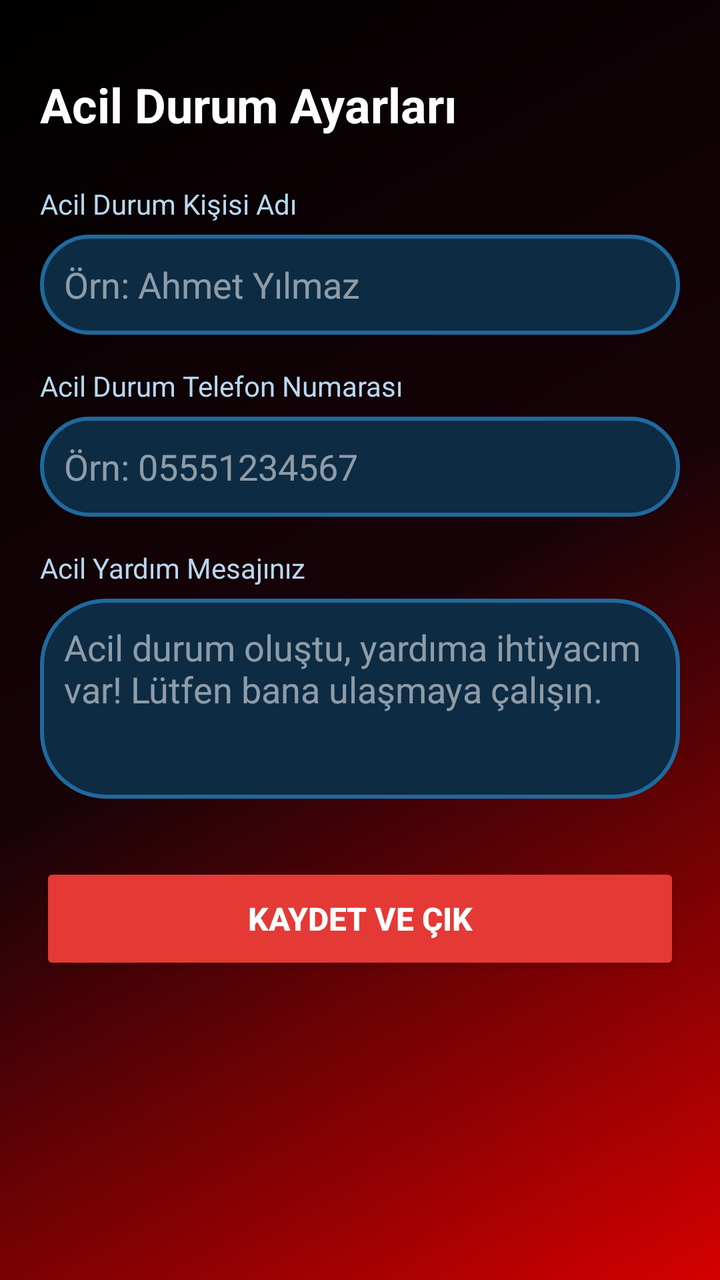
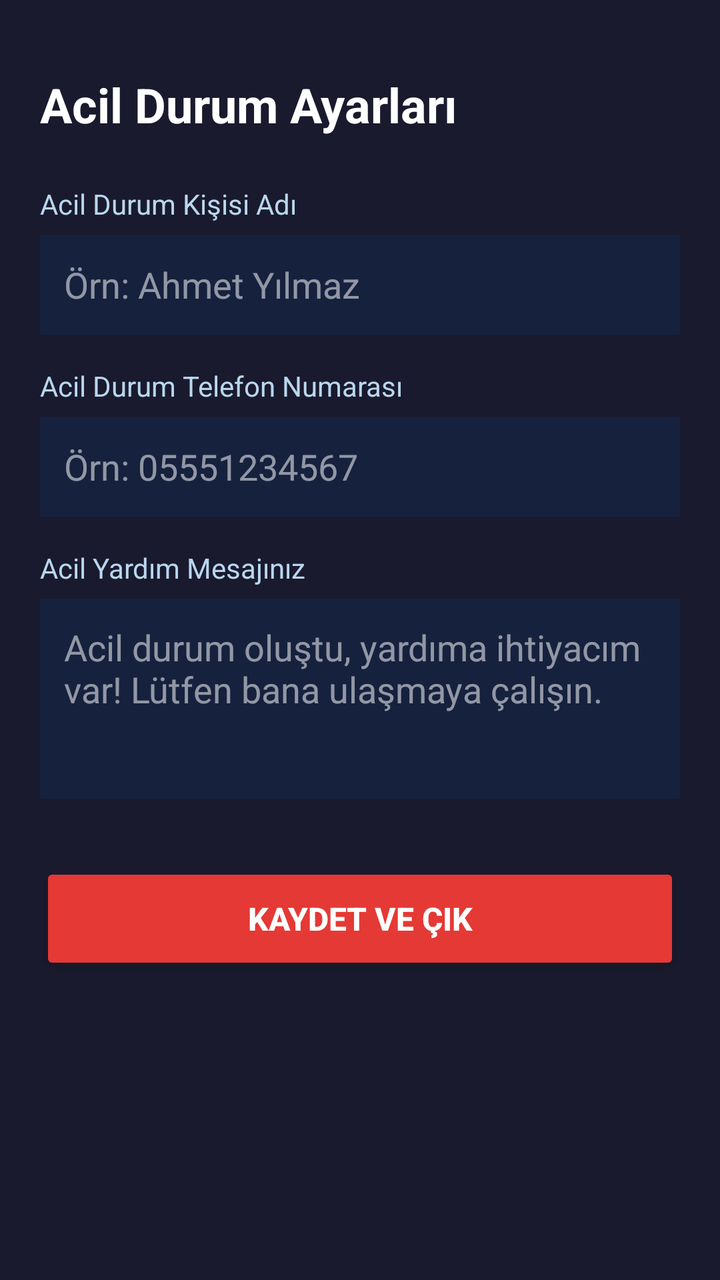

Screens rendered from an Android XML layout before and after an edit, with the pre-edit source and the edit as a unified diff.
<!-- AndroidManifest.xml: application theme Theme.AppCompat.Light.NoActionBar -->
<!-- res/layout/activity_settings.xml -->
<?xml version="1.0" encoding="utf-8"?>
<ScrollView xmlns:android="http://schemas.android.com/apk/res/android"
    xmlns:app="http://schemas.android.com/apk/res-auto"
    android:layout_width="match_parent"
    android:layout_height="match_parent"
    android:background="@drawable/bg_emergency"
    android:fillViewport="true">

    <LinearLayout
        android:layout_width="match_parent"
        android:layout_height="wrap_content"
        android:orientation="vertical"
        android:padding="20dp">

        <TextView
            android:layout_width="wrap_content"
            android:layout_height="wrap_content"
            android:layout_marginTop="16dp"
            android:text="Acil Durum Ayarları"
            android:textColor="#FFFFFF"
            android:textSize="24sp"
            android:textStyle="bold" />

        
        <TextView
            android:layout_width="wrap_content"
            android:layout_height="wrap_content"
            android:layout_marginTop="24dp"
            android:text="Acil Durum Kişisi Adı"
            android:textColor="#B9D7EF"
            android:textSize="14sp" />

        <EditText
            android:id="@+id/etContactName"
            android:layout_width="match_parent"
            android:layout_height="50dp"
            android:layout_marginTop="6dp"
            android:background="@drawable/prompt_background"
            android:hint="Örn: Ahmet Yılmaz"
            android:inputType="textPersonName"
            android:padding="12dp"
            android:textColor="#FFFFFF"
            android:textColorHint="#88FFFFFF" />

        
        <TextView
            android:layout_width="wrap_content"
            android:layout_height="wrap_content"
            android:layout_marginTop="16dp"
            android:text="Acil Durum Telefon Numarası"
            android:textColor="#B9D7EF"
            android:textSize="14sp" />

        <EditText
            android:id="@+id/etContactPhone"
            android:layout_width="match_parent"
            android:layout_height="50dp"
            android:layout_marginTop="6dp"
            android:background="@drawable/prompt_background"
            android:hint="Örn: 05551234567"
            android:inputType="phone"
            android:padding="12dp"
            android:textColor="#FFFFFF"
            android:textColorHint="#88FFFFFF" />

        
        <TextView
            android:layout_width="wrap_content"
            android:layout_height="wrap_content"
            android:layout_marginTop="16dp"
            android:text="Acil Yardım Mesajınız"
            android:textColor="#B9D7EF"
            android:textSize="14sp" />

        <EditText
            android:id="@+id/etEmergencyMessage"
            android:layout_width="match_parent"
            android:layout_height="100dp"
            android:layout_marginTop="6dp"
            android:background="@drawable/prompt_background"
            android:gravity="top|start"
            android:hint="Acil durum oluştu, yardıma ihtiyacım var! Lütfen bana ulaşmaya çalışın."
            android:inputType="textMultiLine"
            android:padding="12dp"
            android:textColor="#FFFFFF"
            android:textColorHint="#88FFFFFF" />

        
        <Button
            android:id="@+id/btnSave"
            android:layout_width="match_parent"
            android:layout_height="56dp"
            android:layout_marginTop="32dp"
            android:backgroundTint="#E53935"
            android:text="KAYDET VE ÇIK"
            android:textColor="#FFFFFF"
            android:textSize="16sp"
            android:textStyle="bold"
            app:cornerRadius="12dp" />

    </LinearLayout>
</ScrollView>
<!-- resources referenced by this layout -->
<resources>
  <!-- drawable bg_emergency (drawable) -->
  <?xml version="1.0" encoding="utf-8"?>
  <shape xmlns:android="http://schemas.android.com/apk/res/android">
  
      <gradient
          android:type="linear"
          android:angle="315"
          android:startColor="#000000"
          android:centerColor="#180308"
          android:endColor="#D50000" />
  
  </shape>
  <!-- drawable prompt_background (drawable) -->
  <?xml version="1.0" encoding="utf-8"?>
  <shape xmlns:android="http://schemas.android.com/apk/res/android">
  
      <solid android:color="#0D2B43" />
  
      <corners android:radius="32dp" />
  
      <stroke
          android:width="2dp"
          android:color="#1E6A9E" />
  
  </shape>
</resources>

<!-- the commit's change to res/layout/activity_settings.xml (unified diff, before → after) -->
@@ -3,7 +3,7 @@
     xmlns:app="http://schemas.android.com/apk/res-auto"
     android:layout_width="match_parent"
     android:layout_height="match_parent"
-    android:background="@drawable/bg_emergency"
+    android:background="#1A1A2E"
     android:fillViewport="true">
 
     <LinearLayout
@@ -35,7 +35,7 @@
             android:layout_width="match_parent"
             android:layout_height="50dp"
             android:layout_marginTop="6dp"
-            android:background="@drawable/prompt_background"
+            android:background="#16213E"
             android:hint="Örn: Ahmet Yılmaz"
             android:inputType="textPersonName"
             android:padding="12dp"
@@ -56,7 +56,7 @@
             android:layout_width="match_parent"
             android:layout_height="50dp"
             android:layout_marginTop="6dp"
-            android:background="@drawable/prompt_background"
+            android:background="#16213E"
             android:hint="Örn: 05551234567"
             android:inputType="phone"
             android:padding="12dp"
@@ -77,7 +77,7 @@
             android:layout_width="match_parent"
             android:layout_height="100dp"
             android:layout_marginTop="6dp"
-            android:background="@drawable/prompt_background"
+            android:background="#16213E"
             android:gravity="top|start"
             android:hint="Acil durum oluştu, yardıma ihtiyacım var! Lütfen bana ulaşmaya çalışın."
             android:inputType="textMultiLine"
<!-- resource entries referenced after the edit -->
@@ -1,29 +1,5 @@
 <!-- resources referenced by this layout -->
 <resources>
-  <!-- drawable bg_emergency (drawable) -->
-  <?xml version="1.0" encoding="utf-8"?>
-  <shape xmlns:android="http://schemas.android.com/apk/res/android">
-  
-      <gradient
-          android:type="linear"
-          android:angle="315"
-          android:startColor="#000000"
-          android:centerColor="#180308"
-          android:endColor="#D50000" />
-  
-  </shape>
-  <!-- drawable prompt_background (drawable) -->
-  <?xml version="1.0" encoding="utf-8"?>
-  <shape xmlns:android="http://schemas.android.com/apk/res/android">
-  
-      <solid android:color="#0D2B43" />
-  
-      <corners android:radius="32dp" />
-  
-      <stroke
-          android:width="2dp"
-          android:color="#1E6A9E" />
-  
-  </shape>
+
 </resources>
 
